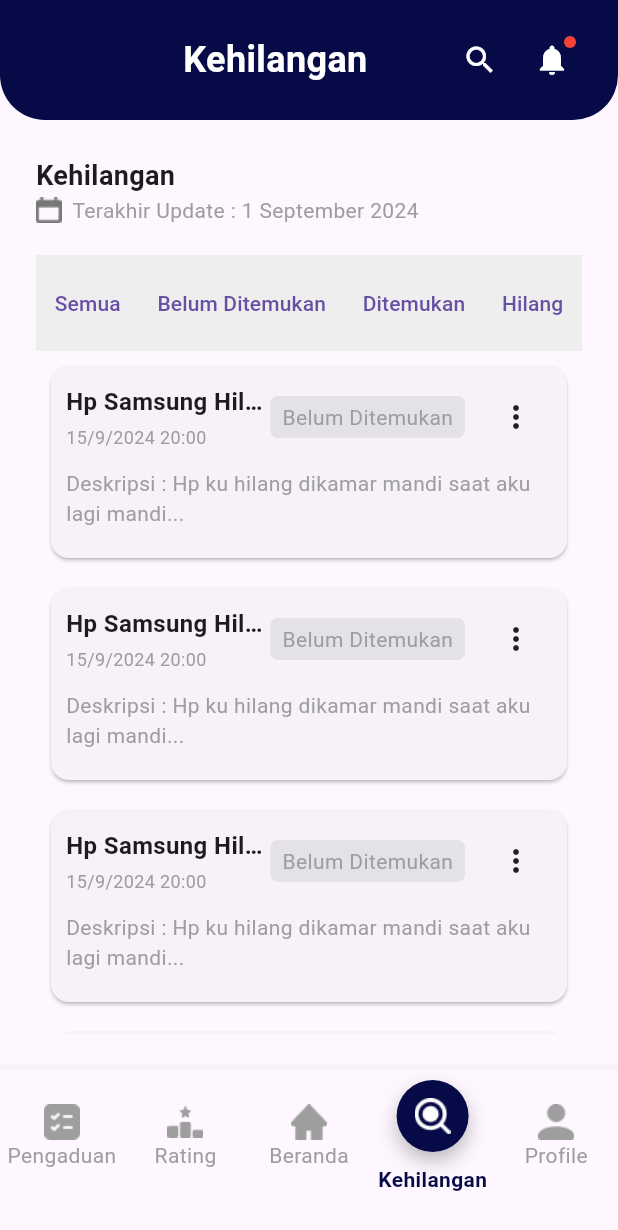
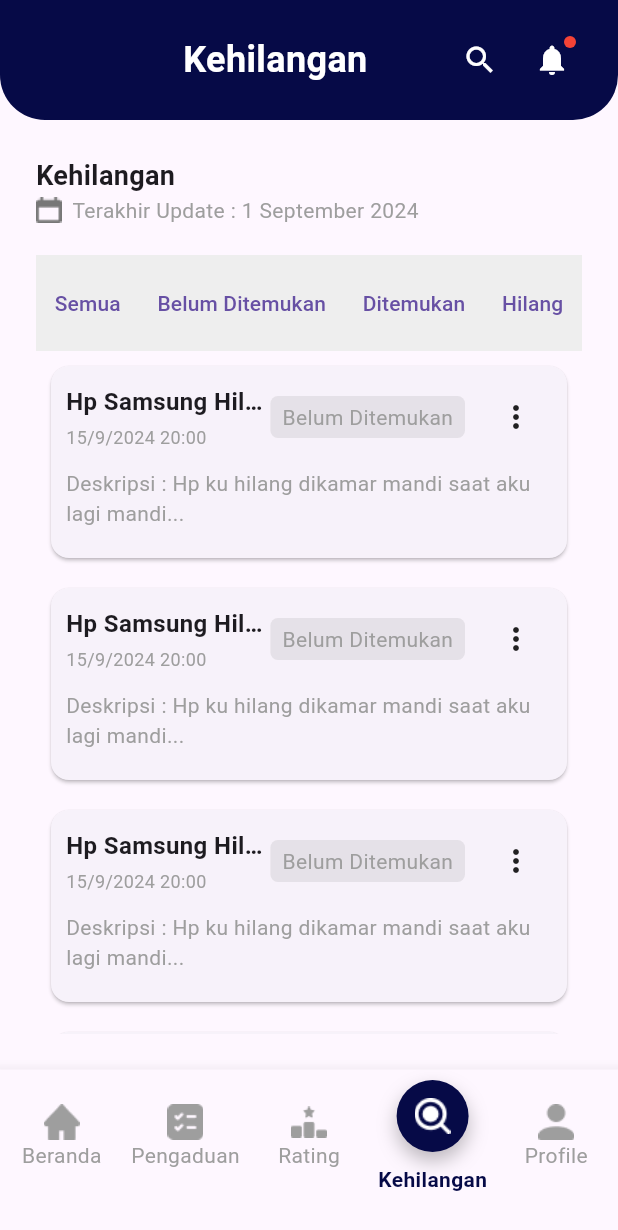
Before and after one commit to davinalifianda123/Wicara_Admin_Mobile, a Flutter app: the screen it shows after launch, item 4 of the bottom bar chosen, on a phone screen of 412 x 824 dp. Shown: the top 1230 px of the screen. Run offline on Flutter 3.47's test engine with Material 3 defaults, Android fonts, the light colour scheme and no system bars.

Commit message:
beranda jadi index 0

```diff
--- a/lib/main.dart
+++ b/lib/main.dart
@@ -29,12 +29,12 @@ class MyHomePage extends StatefulWidget {
 
 
 class _MyHomePageState extends State<MyHomePage> {
-  int _currentIndex = 2; // Default tampilan awal di Beranda
+  int _currentIndex = 0; // Default tampilan awal di Beranda
 
   final List<Widget> _screens = [
+    const BerandaScreen(),
     const PengaduanScreen(),
     const RatingScreen(),
-    const BerandaScreen(),
     const KehilanganScreen(),
     const ProfileScreen(),
   ];
@@ -56,20 +56,20 @@ class _MyHomePageState extends State<MyHomePage> {
         items: [
           BottomNavigationBarItem(
             icon: _currentIndex == 0
+                ? _buildSelectedIcon("images/Beranda.png", "Beranda")
+                :_buildUnselectedIcon("images/Beranda.png", "Beranda"),
+            label: '',
+          ),
+          BottomNavigationBarItem(
+            icon: _currentIndex == 1
                 ? _buildSelectedIcon("images/pengaduan.png", "Pengaduan")
                 :_buildUnselectedIcon("images/pengaduan.png", "Pengaduan"),
             label: '',
           ),
           BottomNavigationBarItem(
-            icon: _currentIndex == 1
+            icon: _currentIndex == 2
                 ? _buildSelectedIcon("images/Rating.png", "Rating")
                 :_buildUnselectedIcon("images/Rating.png", "Rating"),
-            label: '',
-          ),
-          BottomNavigationBarItem(
-            icon: _currentIndex == 2
-                ? _buildSelectedIcon("images/Beranda.png", "Beranda")
-                :_buildUnselectedIcon("images/Beranda.png", "Beranda"),
             label: '',
           ),
           BottomNavigationBarItem(
```
